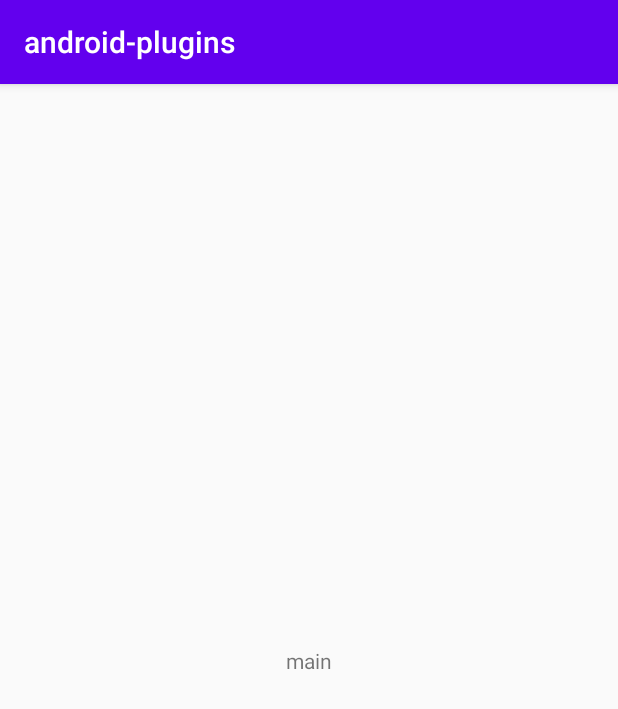
After one commit to foolishchow/auto-param, an Android app: the fragment MainFragment shown on its own in the app's theme, on a phone screen of 412 x 824 dp. The commit adds this screen. Shown: the top 709 px of the screen. Run offline under Robolectric (Android 15) with nearby library versions, the phone set to English and light mode, and no system bars.

Commit message:
fragment param 0.0.20

```diff
--- a/app/build.gradle
+++ b/app/build.gradle
@@ -46,6 +46,10 @@ dependencies {
     //implementation "me.foolishchow.android:utils:0.0.8"
     //implementation "me.foolishchow.android:annotation:0.0.8"
 
+    api 'androidx.navigation:navigation-fragment:2.3.4'
+    api 'androidx.navigation:navigation-ui:2.3.4'
+
+
     api project(":utils")
     annotationProcessor project(':processor')
 }
--- /dev/null
+++ b/app/src/main/java/me/foolishchow/androidplugins/fragment/MainFragment.java
@@ -0,0 +1,82 @@
+package me.foolishchow.androidplugins.fragment;
+
+import android.os.Bundle;
+import android.view.LayoutInflater;
+import android.view.View;
+import android.view.ViewGroup;
+
+import androidx.annotation.NonNull;
+import androidx.annotation.Nullable;
+import androidx.fragment.app.Fragment;
+
+import java.util.List;
+
+import me.foolishchow.android.annotation.FragmentParam;
+import me.foolishchow.androidplugins.R;
+
+/**
+ * Description:
+ * Author: foolishchow
+ * Date: 13/3/2021 12:06 PM
+ */
+public class MainFragment extends Fragment {
+
+    @FragmentParam
+    int in;
+
+    @FragmentParam
+    boolean bool;
+
+    @FragmentParam
+    double doub;
+
+    @FragmentParam
+    Double doubl;
+
+
+    @FragmentParam
+    float floa;
+
+    @FragmentParam
+    Float mFloat;
+
+    @FragmentParam
+    char cha;
+
+    @FragmentParam
+    byte byt;
+
+    @FragmentParam
+    long mLong;
+
+    @FragmentParam
+    Integer integer;
+
+
+    @FragmentParam
+    String string;
+
+    @FragmentParam
+    List<String> list;
+
+    @FragmentParam
+    List<Integer> ints;
+
+    @FragmentParam
+    boolean[] bools;
+    @FragmentParam
+    Text text;
+    @Override
+    public void onCreate(@Nullable Bundle savedInstanceState) {
+        super.onCreate(savedInstanceState);
+        Bundle bundle = new Bundle();
+        setArguments(bundle);
+    }
+
+    @Nullable
+    @Override
+    public View onCreateView(@NonNull LayoutInflater inflater, @Nullable ViewGroup container, @Nullable Bundle savedInstanceState) {
+        return inflater.inflate(R.layout.fragment_main,container,false);
+        //return super.onCreateView(inflater, container, savedInstanceState);
+    }
+}
--- /dev/null
+++ b/app/src/main/res/layout/fragment_main.xml
@@ -0,0 +1,15 @@
+<?xml version="1.0" encoding="utf-8"?>
+<androidx.constraintlayout.widget.ConstraintLayout xmlns:android="http://schemas.android.com/apk/res/android"
+    android:layout_width="match_parent"
+    android:layout_height="match_parent"
+    xmlns:app="http://schemas.android.com/apk/res-auto">
+
+    <TextView
+        android:text="main"
+        app:layout_constraintLeft_toLeftOf="parent"
+        app:layout_constraintRight_toRightOf="parent"
+        app:layout_constraintTop_toTopOf="parent"
+        app:layout_constraintBottom_toBottomOf="parent"
+        android:layout_width="wrap_content"
+        android:layout_height="wrap_content"/>
+</androidx.constraintlayout.widget.ConstraintLayout>
--- a/build.gradle
+++ b/build.gradle
@@ -34,7 +34,7 @@ ext {
     userOrg = 'foolishchow'
     groupId = 'me.foolishchow.android'
     uploadName = 'android'
-    publishVersion = '0.0.19'
+    publishVersion = '0.0.20'
     desc = "android annotation utils "
     website = 'https://github.com/foolishchow/android_plugins.git'
 }
--- a/processor/build.gradle
+++ b/processor/build.gradle
@@ -5,7 +5,7 @@ apply plugin: 'bintray-release'
 dependencies {
     //implementation project(':annotation')
     //noinspection GradleDependency
-    api 'me.foolishchow.android:annotation:0.0.19'
+    api 'me.foolishchow.android:annotation:0.0.20'
     //noinspection GradleDependency
     implementation 'com.squareup:javapoet:1.11.1'
     implementation 'com.google.code.findbugs:jsr305:3.0.2'
--- a/processor/src/main/java/me/foolishchow/anrdoid/processor/intent/IntentParamProcessor.java
+++ b/processor/src/main/java/me/foolishchow/anrdoid/processor/IntentParamProcessor.java
@@ -1,4 +1,4 @@
-package me.foolishchow.anrdoid.processor.intent;
+package me.foolishchow.anrdoid.processor;
 
 import com.squareup.javapoet.ClassName;
 import com.squareup.javapoet.FieldSpec;
--- a/processor/src/main/java/me/foolishchow/anrdoid/processor/TypeNames.java
+++ b/processor/src/main/java/me/foolishchow/anrdoid/processor/TypeNames.java
@@ -35,6 +35,8 @@ public class TypeNames {
 
     public final static ClassName SERIALIZABLE = ClassName.get("java.io", "Serializable");
     public static final ClassName INTEGER = ClassName.get("java.lang", "Integer");
+
+    public static final ClassName BUNDLE = ClassName.get("android.os", "Bundle");
     ;
     //Serializable.class.getCanonicalName();
 
--- a/settings.gradle
+++ b/settings.gradle
@@ -1,6 +1,6 @@
 include ':processor'
 //include ':annotation'
-include ':utils'
+//include ':utils'
 //include ':app'
 //include ':multi-module'
 rootProject.name = "android-plugins"
--- a/utils/build.gradle
+++ b/utils/build.gradle
@@ -32,7 +32,7 @@ dependencies {
     androidTestImplementation 'androidx.test.espresso:espresso-core:3.3.0'
 
     //noinspection GradleDependency
-    api 'me.foolishchow.android:annotation:0.0.19'
+    api 'me.foolishchow.android:annotation:0.0.20'
 }
 
 
```
Also changed, not shown: annotation/src/main/java/me/foolishchow/android/annotation/FragmentParam.java (added, +12 -0 lines), app/src/main/java/me/foolishchow/androidplugins/MainActivity.java (+1 -18 lines), app/src/main/java/me/foolishchow/androidplugins/UserActivity.java (+0 -7 lines), app/src/main/java/me/foolishchow/androidplugins/fragment/ChildFragment.java (added, +27 -0 lines), app/src/main/java/me/foolishchow/androidplugins/fragment/Text.java (added, +11 -0 lines), app/src/main/res/layout/activity_main.xml (+7 -14 lines), app/src/main/res/layout/fragment_child.xml (added, +15 -0 lines), app/src/main/res/navigation/main.xml (added, +19 -0 lines), processor/src/main/java/me/foolishchow/anrdoid/processor/FragmentParamProcessor.java (added, +309 -0 lines), processor/src/main/java/me/foolishchow/anrdoid/processor/Processor.java (+20 -24 lines).
